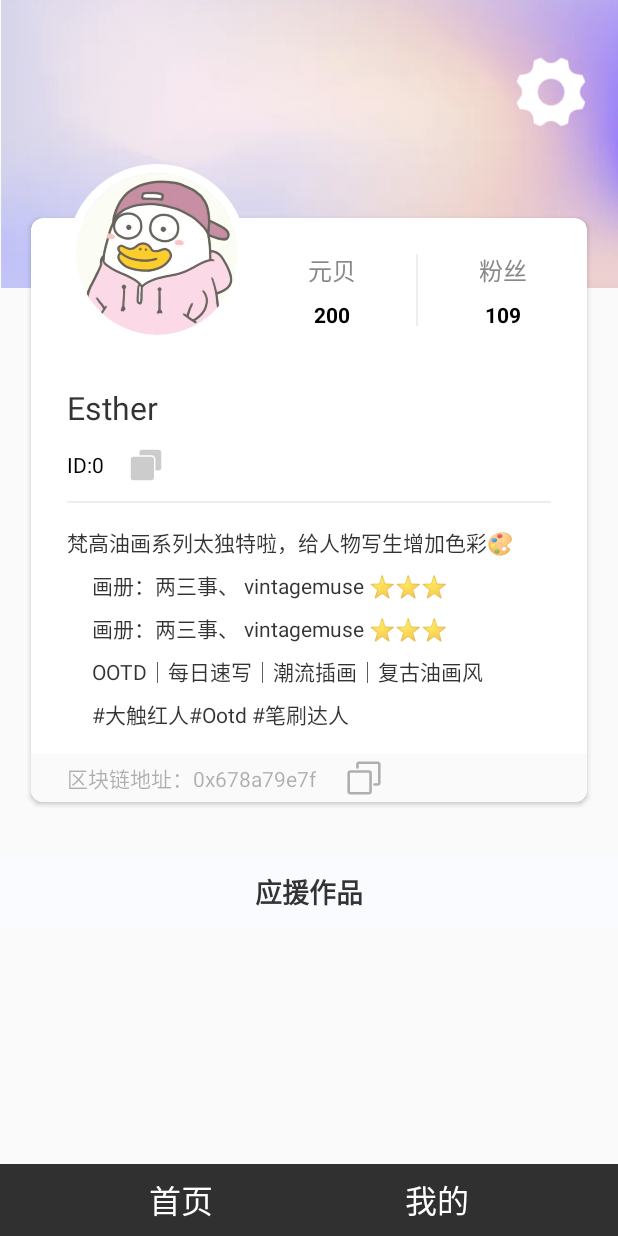
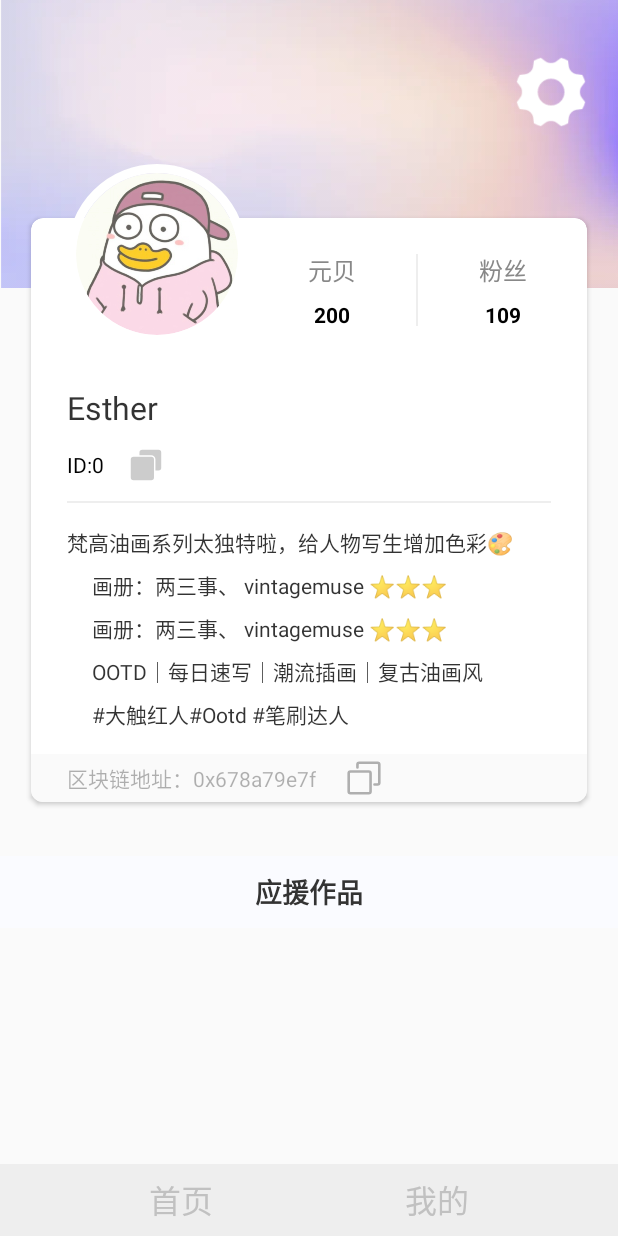
Before and after one commit to enjoycode-now/paint, an Android app: the layout activity_user.xml on its own in the app's theme, with its tools: preview values and no code run, on a phone screen of 412 x 824 dp. Run offline under Robolectric (Android 15) with nearby library versions, the phone set to English and light mode, and no system bars.

Commit message:
fix style of bottombar

```diff
--- a/app/src/main/res/layout/activity_user.xml
+++ b/app/src/main/res/layout/activity_user.xml
@@ -317,7 +317,7 @@
         android:id="@+id/view"
         android:layout_width="match_parent"
         android:layout_height="48dp"
-        android:background="#303030"
+        android:background="#EEEEEE"
         app:layout_constraintBottom_toBottomOf="parent" />
 
     <TextView
@@ -325,28 +325,29 @@
         android:layout_width="100dp"
         android:layout_height="0dp"
         android:gravity="center"
+        android:onClick="onHomePage"
         android:text="首页"
-        android:textColor="#FFFFFF"
+        android:textColor="#C1C1C1"
         android:textSize="21dp"
         app:layout_constraintBottom_toBottomOf="@+id/view"
-        app:layout_constraintEnd_toStartOf="@+id/myPageBtn"
+        app:layout_constraintEnd_toStartOf="@+id/userPageBtn"
         app:layout_constraintHorizontal_bias="0.5"
         app:layout_constraintHorizontal_chainStyle="spread"
         app:layout_constraintStart_toStartOf="@+id/view"
         app:layout_constraintTop_toTopOf="@+id/view" />
 
     <TextView
-        android:id="@+id/myPageBtn"
+        android:id="@+id/userPageBtn"
         android:layout_width="100dp"
         android:layout_height="0dp"
         android:gravity="center"
         android:text="我的"
-        android:textColor="#FFFFFF"
+        android:textColor="#C1C1C1"
         android:textSize="21dp"
         app:layout_constraintBottom_toBottomOf="@+id/view"
         app:layout_constraintEnd_toEndOf="parent"
         app:layout_constraintHorizontal_bias="0.5"
-        app:layout_constraintHorizontal_chainStyle="spread_inside"
+        app:layout_constraintHorizontal_chainStyle="spread"
         app:layout_constraintStart_toEndOf="@+id/homePageBtn"
         app:layout_constraintTop_toTopOf="@+id/view" />
 
```
Also changed, not shown: app/src/main/java/com/wacom/will3/ink/raster/rendering/demo/HomePageActivity.kt (+4 -4 lines), app/src/main/java/com/wacom/will3/ink/raster/rendering/demo/UserActivity.kt (+5 -5 lines), app/src/main/res/layout/activity_home_page.xml (+5 -7 lines).
